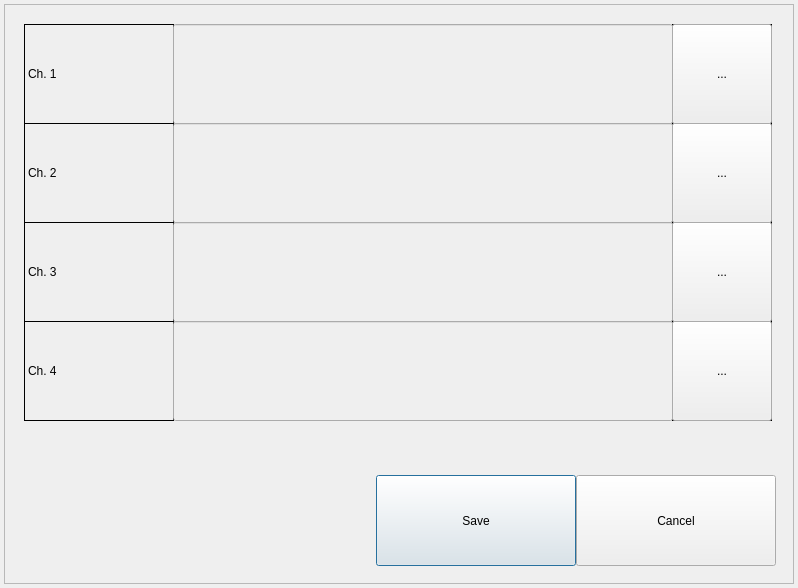
First picture: the form in gui/mainwidget/src/dvrsetup/display/cameraname/cameranamedialog.ui, repository yjsin-emastec/neptune, before the edit.
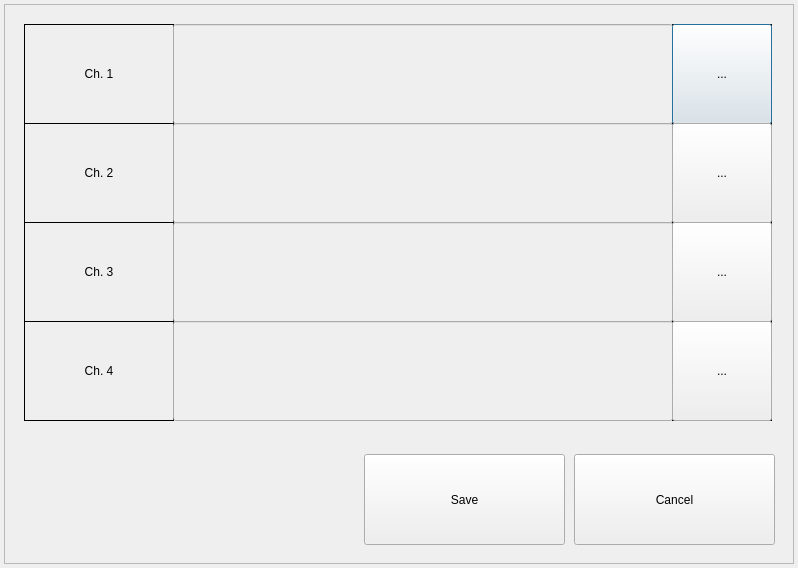
Second picture: the form after the edit.

Patch:
```diff
--- a/gui/mainwidget/src/dvrsetup/display/cameraname/cameranamedialog.ui
+++ b/gui/mainwidget/src/dvrsetup/display/cameraname/cameranamedialog.ui
@@ -7,45 +7,19 @@
     <x>0</x>
     <y>0</y>
     <width>798</width>
-    <height>588</height>
+    <height>568</height>
    </rect>
   </property>
   <property name="windowTitle">
    <string>CAMERA NAME PROPERTY</string>
   </property>
-  <widget class="QPushButton" name="buttonSave">
-   <property name="geometry">
-    <rect>
-     <x>376</x>
-     <y>475</y>
-     <width>200</width>
-     <height>91</height>
-    </rect>
-   </property>
-   <property name="text">
-    <string>Save</string>
-   </property>
-  </widget>
-  <widget class="QPushButton" name="buttonClose">
-   <property name="geometry">
-    <rect>
-     <x>576</x>
-     <y>475</y>
-     <width>200</width>
-     <height>91</height>
-    </rect>
-   </property>
-   <property name="text">
-    <string>Cancel</string>
-   </property>
-  </widget>
   <widget class="QFrame" name="frame">
    <property name="geometry">
     <rect>
      <x>4</x>
      <y>4</y>
      <width>790</width>
-     <height>580</height>
+     <height>560</height>
     </rect>
    </property>
    <property name="frameShape">
@@ -69,6 +43,9 @@
     <property name="text">
      <string>Ch. 1</string>
     </property>
+    <property name="alignment">
+     <set>Qt::AlignCenter</set>
+    </property>
    </widget>
    <widget class="QLineEdit" name="lineEditName1">
     <property name="enabled">
@@ -94,6 +71,9 @@
       <height>100</height>
      </size>
     </property>
+    <property name="alignment">
+     <set>Qt::AlignCenter</set>
+    </property>
    </widget>
    <widget class="QPushButton" name="buttonVirtualKeyboard1">
     <property name="geometry">
@@ -129,6 +109,9 @@
     <property name="text">
      <string>Ch. 2</string>
     </property>
+    <property name="alignment">
+     <set>Qt::AlignCenter</set>
+    </property>
    </widget>
    <widget class="QLineEdit" name="lineEditName2">
     <property name="enabled">
@@ -164,6 +147,9 @@
     <property name="text">
      <string>Ch. 3</string>
     </property>
+    <property name="alignment">
+     <set>Qt::AlignCenter</set>
+    </property>
    </widget>
    <widget class="QLineEdit" name="lineEditName3">
     <property name="enabled">
@@ -199,6 +185,9 @@
     <property name="text">
      <string>Ch. 4</string>
     </property>
+    <property name="alignment">
+     <set>Qt::AlignCenter</set>
+    </property>
    </widget>
    <widget class="QLineEdit" name="lineEditName4">
     <property name="enabled">
@@ -340,6 +329,32 @@
      <string/>
     </property>
    </widget>
+   <widget class="QPushButton" name="buttonSave">
+    <property name="geometry">
+     <rect>
+      <x>360</x>
+      <y>450</y>
+      <width>201</width>
+      <height>91</height>
+     </rect>
+    </property>
+    <property name="text">
+     <string>Save</string>
+    </property>
+   </widget>
+   <widget class="QPushButton" name="buttonClose">
+    <property name="geometry">
+     <rect>
+      <x>570</x>
+      <y>450</y>
+      <width>201</width>
+      <height>91</height>
+     </rect>
+    </property>
+    <property name="text">
+     <string>Cancel</string>
+    </property>
+   </widget>
    <zorder>label_4</zorder>
    <zorder>label_3</zorder>
    <zorder>label_2</zorder>
```
Left out of the diff: 14 changed lines with no effect on the pictures.
